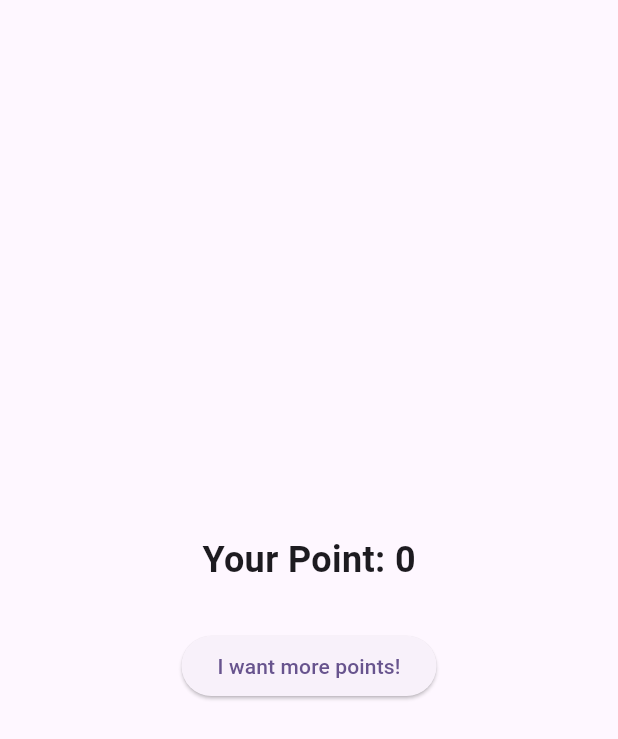
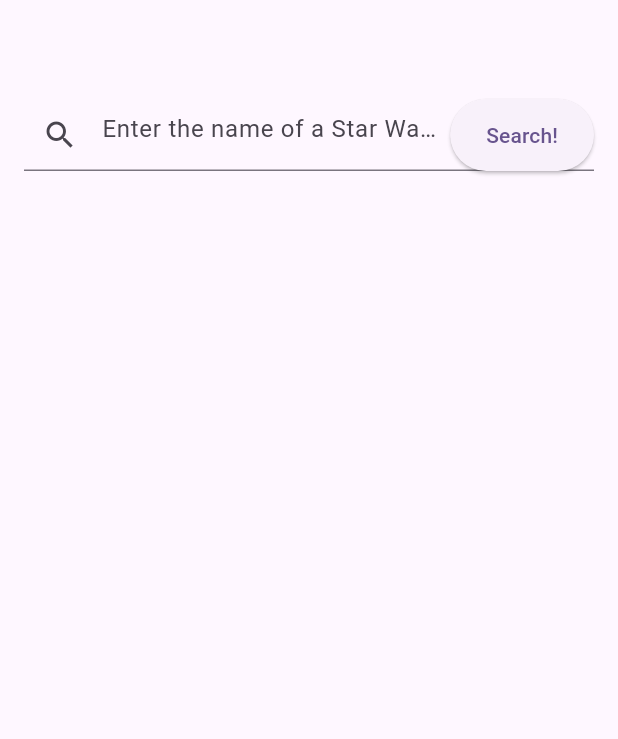
Before and after one commit to Jpumpkin1223/flutter_boot_challenge, a Flutter app: the screen it shows after launch, on a phone screen of 412 x 824 dp. Shown: the top 739 px of the screen. Run offline on Flutter 3.47's test engine with Material 3 defaults, Android fonts, the phone set to English and light mode, and no system bars.

Commit message:
Feat: Create day8basicapp

```diff
--- /dev/null
+++ b/lib/day_8/day_8_basic_app.dart
@@ -0,0 +1,145 @@
+import 'dart:convert';
+import 'package:http/http.dart' as http;
+
+import 'package:flutter/material.dart';
+
+class Day8BasicApp extends StatefulWidget {
+  const Day8BasicApp({super.key});
+
+  @override
+  State<Day8BasicApp> createState() => _Day8BasicAppState();
+}
+
+class _Day8BasicAppState extends State<Day8BasicApp> {
+  late TextEditingController _controller;
+  List<Results> _results = [];
+  bool isAPICalled = false;
+  bool isLoading = false;
+  bool hasError = false;
+  @override
+  void initState() {
+    _controller = TextEditingController();
+    super.initState();
+  }
+
+  @override
+  void dispose() {
+    _controller.dispose();
+    super.dispose();
+  }
+
+  @override
+  Widget build(BuildContext context) {
+    return Scaffold(
+      body: Column(
+        children: [
+          const SizedBox(height: 50),
+          Padding(
+            padding: const EdgeInsets.all(16),
+            child: TextField(
+              controller: _controller,
+              decoration: InputDecoration(
+                hintText: 'Enter the name of a Star Wars character here!',
+                prefixIcon: const Icon(Icons.search),
+                suffixIcon: ElevatedButton(
+                  onPressed: isLoading
+                      ? null
+                      : () async {
+                          isAPICalled = true;
+                          isLoading = true;
+                          setState(() {});
+                          _results = await _getCharacter(_controller.text).then((value) {
+                            hasError = false;
+                            setState(() {});
+                            return value;
+                          }).catchError((e) {
+                            hasError = true;
+                            setState(() {});
+                            return <Results>[];
+                          });
+                          isLoading = false;
+                          setState(() {});
+                        },
+                  child: const Text('Search!'),
+                ),
+              ),
+            ),
+          ),
+          Expanded(
+            child: !isAPICalled
+                ? const SizedBox()
+                : hasError
+                    ? const Center(
+                        child: Text('API Call Failed!'),
+                      )
+                    : isLoading
+                        ? const Center(
+                            child: Text('Loading...'),
+                          )
+                        : _results.isEmpty
+                            ? const Center(
+                                child: Text('No Results Found!'),
+                              )
+                            : ListView.builder(
+                                itemCount: _results.length,
+                                itemBuilder: (context, index) {
+                                  final result = _results[index];
+                                  return Card(
+                                    margin: const EdgeInsets.all(16),
+                                    color: Colors.grey[200],
+                                    child: Column(
+                                      children: [
+                                        Text(result.name ?? ''),
+                                        Text('${result.height ?? ''} / ${result.mass ?? ''}'),
+                                        Text('Hair Color: ${result.hairColor ?? ''} | Skin Color: ${result.skinColor ?? ''}'),
+                                      ],
+                                    ),
+                                  );
+                                },
+                              ),
+          ),
+        ],
+      ),
+    );
+  }
+
+  Future<List<Results>> _getCharacter(String name) async {
+    final url = Uri.https('swapi.dev', '/api/people/', {'search': name});
+    final response = await http.get(url);
+    if (response.statusCode == 200) {
+      final jsonResponse = json.decode(response.body) as Map<String, dynamic>;
+      final results = jsonResponse['results'] as List<dynamic>;
+      return results.map((e) => Results.fromMap(e as Map<String, dynamic>)).toList();
+    } else {
+      return <Results>[];
+    }
+  }
+}
+
+class Results {
+  String? name;
+  String? height;
+  String? mass;
+  String? hairColor;
+  String? skinColor;
+
+  Results({
+    this.name,
+    this.height,
+    this.mass,
+    this.hairColor,
+    this.skinColor,
+  });
+
+  factory Results.fromMap(Map<String, dynamic> map) {
+    return Results(
+      name: map['name'] != null ? map['name'] as String : null,
+      height: map['height'] != null ? map['height'] as String : null,
+      mass: map['mass'] != null ? map['mass'] as String : null,
+      hairColor: map['hair_color'] != null ? map['hair_color'] as String : null,
+      skinColor: map['skin_color'] != null ? map['skin_color'] as String : null,
+    );
+  }
+
+  factory Results.fromJson(String source) => Results.fromMap(json.decode(source) as Map<String, dynamic>);
+}
--- a/lib/main.dart
+++ b/lib/main.dart
@@ -1,5 +1,5 @@
 import 'package:flutter/material.dart';
-import 'package:flutter_boot_challenge/day_6/day_6_basic_app.dart';
+import 'package:flutter_boot_challenge/day_8/day_8_basic_app.dart';
 
 void main() {
   runApp(const MyApp());
@@ -16,7 +16,7 @@ class MyApp extends StatelessWidget {
         useMaterial3: true,
       ),
       debugShowCheckedModeBanner: false,
-      home: const Day6BasicApp(),
+      home: const Day8BasicApp(),
     );
   }
 }
--- a/pubspec.yaml
+++ b/pubspec.yaml
@@ -35,6 +35,7 @@ dependencies:
   # The following adds the Cupertino Icons font to your application.
   # Use with the CupertinoIcons class for iOS style icons.
   cupertino_icons: ^1.0.2
+  http: ^1.2.0
 
 dev_dependencies:
   flutter_test:
```
